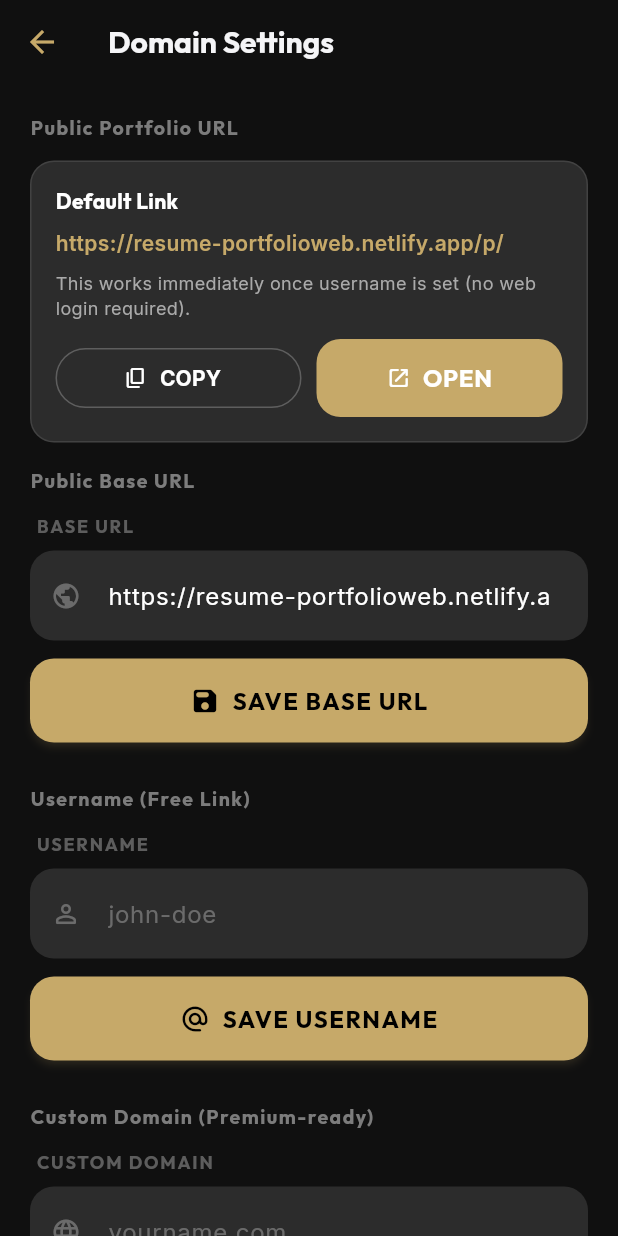
After one commit to Saikumar9342/Portfolio_mobile, a Flutter app: the DomainSettingsScreen screen opened directly, on a phone screen of 412 x 824 dp. The commit adds this screen. Run offline on Flutter 3.47's test engine with Material 3 defaults, Android fonts, the phone set to English and light mode, and no system bars; our stand-ins replace cloud_firestore, file_picker, firebase_auth, firebase_core, flutter_svg, google_fonts and 3 more; missing offline and left inert: cloudinary_public, syncfusion_flutter_pdf, translator; accounts and stored records are empty.

Commit message:
Introduce Firestore service for managing portfolio data and user settings, alongside new home, profile, and domain settings screens.

```diff
--- /dev/null
+++ b/lib/screens/domain_settings_screen.dart
@@ -0,0 +1,420 @@
+import 'package:cloud_firestore/cloud_firestore.dart';
+import 'package:flutter/material.dart';
+import 'package:flutter/services.dart';
+import 'package:google_fonts/google_fonts.dart';
+import 'package:url_launcher/url_launcher.dart';
+import '../services/firestore_service.dart';
+import '../theme/app_theme.dart';
+import '../widgets/action_dialog.dart';
+import '../widgets/custom_text_field.dart';
+import '../widgets/primary_button.dart';
+
+class DomainSettingsScreen extends StatefulWidget {
+  const DomainSettingsScreen({super.key});
+
+  @override
+  State<DomainSettingsScreen> createState() => _DomainSettingsScreenState();
+}
+
+class _DomainSettingsScreenState extends State<DomainSettingsScreen> {
+  final FirestoreService _service = FirestoreService();
+  final TextEditingController _usernameController = TextEditingController();
+  final TextEditingController _domainController = TextEditingController();
+  final TextEditingController _baseUrlController = TextEditingController();
+  bool _isSavingUsername = false;
+  bool _isSavingDomain = false;
+  bool _isSavingBaseUrl = false;
+
+  @override
+  void dispose() {
+    _usernameController.dispose();
+    _domainController.dispose();
+    _baseUrlController.dispose();
+    super.dispose();
+  }
+
+  Future<void> _copyToClipboard(String value) async {
+    await Clipboard.setData(ClipboardData(text: value));
+    if (!mounted) return;
+    ScaffoldMessenger.of(context).showSnackBar(
+      const SnackBar(content: Text("Copied to clipboard")),
+    );
+  }
+
+  Future<void> _openLink(String value) async {
+    final uri = Uri.parse(value);
+    if (await canLaunchUrl(uri)) {
+      await launchUrl(uri, mode: LaunchMode.externalApplication);
+    }
+  }
+
+  String _buildPublicLink({
+    required String baseUrl,
+    required String uid,
+    String? username,
+  }) {
+    final base = baseUrl.trim().replaceAll(RegExp(r'/$'), '');
+    if (username != null && username.trim().isNotEmpty) {
+      return '$base/u/${username.trim().toLowerCase()}';
+    }
+    return '$base/p/$uid';
+  }
+
+  @override
+  Widget build(BuildContext context) {
+    return Scaffold(
+      backgroundColor: AppTheme.scaffoldBackgroundColor,
+      appBar: AppBar(
+        backgroundColor: AppTheme.scaffoldBackgroundColor,
+        surfaceTintColor: Colors.transparent,
+        title: Text(
+          "Domain Settings",
+          style: GoogleFonts.outfit(fontWeight: FontWeight.bold),
+        ),
+      ),
+      body: StreamBuilder<DocumentSnapshot<Map<String, dynamic>>>(
+        stream: _service.streamCurrentUserProfile(),
+        builder: (ctx, snapshot) {
+          if (!snapshot.hasData) {
+            return const Center(
+              child: CircularProgressIndicator(color: AppTheme.primaryColor),
+            );
+          }
+
+          final data = snapshot.data!.data() ?? <String, dynamic>{};
+          final uid = (data['uid'] as String?) ?? '';
+          final username = (data['username'] as String?) ?? '';
+          final customDomain = (data['customDomain'] as String?) ?? '';
+          final baseUrl = (data['publicBaseUrl'] as String?) ??
+              "https://resume-portfolioweb.netlify.app";
+
+          if (_usernameController.text.isEmpty && username.isNotEmpty) {
+            _usernameController.text = username;
+          }
+          if (_domainController.text.isEmpty && customDomain.isNotEmpty) {
+            _domainController.text = customDomain;
+          }
+          if (_baseUrlController.text.isEmpty) {
+            _baseUrlController.text = baseUrl;
+          }
+
+          final publicLink = _buildPublicLink(
+            baseUrl: baseUrl,
+            uid: uid,
+            username: username,
+          );
+          final customLink = customDomain.isNotEmpty ? 'https://$customDomain' : '';
+
+          return ListView(
+            padding: const EdgeInsets.all(20),
+            children: [
+              _sectionTitle("Public Portfolio URL"),
+              const SizedBox(height: 12),
+              _linkCard(
+                title: "Default Link",
+                value: publicLink,
+                subtitle:
+                    "This works immediately once username is set (no web login required).",
+              ),
+              const SizedBox(height: 16),
+              _sectionTitle("Public Base URL"),
+              const SizedBox(height: 12),
+              CustomTextField(
+                label: "BASE URL",
+                controller: _baseUrlController,
+                hint: "https://resume-portfolioweb.netlify.app",
+                prefixIcon: Icons.public_rounded,
+              ),
+              const SizedBox(height: 12),
+              PrimaryButton(
+                text: "SAVE BASE URL",
+                icon: Icons.save_rounded,
+                onPressed: _isSavingBaseUrl
+                    ? () {}
+                    : () async {
+                        final value = _baseUrlController.text.trim();
+                        if (value.isEmpty) return;
+                        setState(() => _isSavingBaseUrl = true);
+                        try {
+                          await _service.setPublicBaseUrl(value);
+                          if (!mounted) return;
+                          ActionDialog.show(
+                            this.context,
+                            title: "Saved",
+                            message: "Base URL updated successfully.",
+                            onConfirm: () {},
+                          );
+                        } catch (e) {
+                          if (!mounted) return;
+                          ActionDialog.show(
+                            this.context,
+                            title: "Update Failed",
+                            message: e.toString(),
+                            type: ActionDialogType.danger,
+                            onConfirm: () {},
+                          );
+                        } finally {
+                          if (mounted) {
+                            setState(() => _isSavingBaseUrl = false);
+                          }
+                        }
+                      },
+                isLoading: _isSavingBaseUrl,
+              ),
+              const SizedBox(height: 28),
+              _sectionTitle("Username (Free Link)"),
+              const SizedBox(height: 12),
+              CustomTextField(
+                label: "USERNAME",
+                controller: _usernameController,
+                hint: "john-doe",
+                prefixIcon: Icons.person_outline_rounded,
+              ),
+              const SizedBox(height: 12),
+              PrimaryButton(
+                text: "SAVE USERNAME",
+                icon: Icons.alternate_email_rounded,
+                onPressed: _isSavingUsername
+                    ? () {}
+                    : () async {
+                        final value = _usernameController.text.trim();
+                        if (value.isEmpty) return;
+                        setState(() => _isSavingUsername = true);
+                        try {
+                          await _service.setUsername(value);
+                          if (!mounted) return;
+                          ActionDialog.show(
+                            this.context,
+                            title: "Saved",
+                            message: "Username updated successfully.",
+                            onConfirm: () {},
+                          );
+                        } catch (e) {
+                          if (!mounted) return;
+                          ActionDialog.show(
+                            this.context,
+                            title: "Username Error",
+                            message: e.toString(),
+                            type: ActionDialogType.danger,
+                            onConfirm: () {},
+                          );
+                        } finally {
+                          if (mounted) {
+                            setState(() => _isSavingUsername = false);
+                          }
+                        }
+                      },
+                isLoading: _isSavingUsername,
+              ),
+              const SizedBox(height: 28),
+              _sectionTitle("Custom Domain (Premium-ready)"),
+              const SizedBox(height: 12),
+              CustomTextField(
+                label: "CUSTOM DOMAIN",
+                controller: _domainController,
+                hint: "yourname.com",
+                prefixIcon: Icons.language_rounded,
+              ),
+              const SizedBox(height: 12),
+              PrimaryButton(
+                text: customDomain.isEmpty
+                    ? "CONNECT DOMAIN"
+                    : "UPDATE DOMAIN",
+                icon: Icons.link_rounded,
+                onPressed: _isSavingDomain
+                    ? () {}
+                    : () async {
+                        final value = _domainController.text.trim();
+                        if (value.isEmpty) return;
+                        setState(() => _isSavingDomain = true);
+                        try {
+                          await _service.setCustomDomain(value);
+                          if (!mounted) return;
+                          ActionDialog.show(
+                            this.context,
+                            title: "Domain Connected",
+                            message:
+                                "Domain mapping is saved. Add DNS records in your registrar so traffic reaches this app.",
+                            onConfirm: () {},
+                          );
+                        } catch (e) {
+                          if (!mounted) return;
+                          ActionDialog.show(
+                            this.context,
+                            title: "Domain Error",
+                            message: e.toString(),
+                            type: ActionDialogType.danger,
+                            onConfirm: () {},
+                          );
+                        } finally {
+                          if (mounted) {
+                            setState(() => _isSavingDomain = false);
+                          }
+                        }
+                      },
+                isLoading: _isSavingDomain,
+              ),
+              if (customDomain.isNotEmpty) ...[
+                const SizedBox(height: 10),
+                OutlinedButton.icon(
+                  onPressed: () async {
+                    final confirm = await ActionDialog.show(
+                      this.context,
+                      title: "Remove Domain",
+                      message: "Disconnect $customDomain from this portfolio?",
+                      confirmLabel: "REMOVE",
+                      type: ActionDialogType.warning,
+                      onConfirm: () {},
+                    );
+                    if (confirm != true) return;
+
+                    setState(() => _isSavingDomain = true);
+                    try {
+                      await _service.removeCustomDomain();
+                    } finally {
+                      if (mounted) {
+                        setState(() => _isSavingDomain = false);
+                      }
+                    }
+                  },
+                  icon: const Icon(Icons.link_off_rounded),
+                  label: const Text("REMOVE DOMAIN"),
+                  style: OutlinedButton.styleFrom(
+                    foregroundColor: AppTheme.errorColor,
+                    side: BorderSide(
+                        color: AppTheme.errorColor.withValues(alpha: 0.5)),
+                    minimumSize: const Size.fromHeight(48),
+                  ),
+                ),
+              ],
+              const SizedBox(height: 20),
+              Container(
+                padding: const EdgeInsets.all(16),
+                decoration: BoxDecoration(
+                  color: AppTheme.inputFillColor,
+                  borderRadius: BorderRadius.circular(16),
+                  border: Border.all(color: Colors.white10),
+                ),
+                child: Column(
+                  crossAxisAlignment: CrossAxisAlignment.start,
+                  children: [
+                    Text(
+                      "DNS Setup Notes",
+                      style: GoogleFonts.outfit(
+                        fontSize: 14,
+                        fontWeight: FontWeight.w700,
+                        color: Colors.white,
+                      ),
+                    ),
+                    const SizedBox(height: 8),
+                    Text(
+                      "1. In your domain registrar, point your domain to Netlify.\n"
+                      "2. Add this custom domain in your Netlify site settings.\n"
+                      "3. After DNS propagation, your domain will open this portfolio.",
+                      style: GoogleFonts.inter(
+                        fontSize: 12,
+                        color: AppTheme.textSecondary,
+                        height: 1.5,
+                      ),
+                    ),
+                  ],
+                ),
+              ),
+              const SizedBox(height: 24),
+              if (customLink.isNotEmpty)
+                _linkCard(
+                  title: "Custom Domain Link",
+                  value: customLink,
+                  subtitle: "Use this as your premium public URL.",
+                ),
+              const SizedBox(height: 80),
+            ],
+          );
+        },
+      ),
+    );
+  }
+
+  Widget _sectionTitle(String title) {
+    return Text(
+      title,
+      style: GoogleFonts.outfit(
+        fontSize: 13,
+        color: AppTheme.textSecondary.withValues(alpha: 0.7),
+        letterSpacing: 1,
+        fontWeight: FontWeight.w700,
+      ),
+    );
+  }
+
+  Widget _linkCard({
+    required String title,
+    required String value,
+    required String subtitle,
+  }) {
+    return Container(
+      padding: const EdgeInsets.all(16),
+      decoration: BoxDecoration(
+        color: AppTheme.inputFillColor,
+        borderRadius: BorderRadius.circular(16),
+        border: Border.all(color: Colors.white10),
+      ),
+      child: Column(
+        crossAxisAlignment: CrossAxisAlignment.start,
+        children: [
+          Text(
+            title,
+            style: GoogleFonts.outfit(
+              fontWeight: FontWeight.w700,
+              color: Colors.white,
+            ),
+          ),
+          const SizedBox(height: 8),
+          SelectableText(
+            value,
+            style: GoogleFonts.inter(
+              color: AppTheme.primaryColor,
+              fontWeight: FontWeight.w600,
+            ),
+          ),
+          const SizedBox(height: 8),
+          Text(
+            subtitle,
+            style: GoogleFonts.inter(
+              fontSize: 12,
+              color: AppTheme.textSecondary,
+            ),
+          ),
+          const SizedBox(height: 12),
+          Row(
+            children: [
+              Expanded(
+                child: OutlinedButton.icon(
+                  onPressed: () => _copyToClipboard(value),
+                  icon: const Icon(Icons.copy_rounded, size: 16),
+                  label: const Text("COPY"),
+                  style: OutlinedButton.styleFrom(
+                    foregroundColor: Colors.white,
+                    side: const BorderSide(color: Colors.white24),
+                  ),
+                ),
+              ),
+              const SizedBox(width: 10),
+              Expanded(
+                child: ElevatedButton.icon(
+                  onPressed: () => _openLink(value),
+                  icon: const Icon(Icons.open_in_new_rounded, size: 16),
+                  label: const Text("OPEN"),
+                  style: ElevatedButton.styleFrom(
+                    backgroundColor: AppTheme.primaryColor,
+                    foregroundColor: Colors.white,
+                  ),
+                ),
+              ),
+            ],
+          )
+        ],
+      ),
+    );
+  }
+}
--- a/lib/screens/home_screen.dart
+++ b/lib/screens/home_screen.dart
@@ -31,6 +31,7 @@ class _HomeScreenState extends State<HomeScreen> {
   void initState() {
     super.initState();
     _scrollController.addListener(_onScroll);
+    _service.ensureUserProfile();
   }
 
   @override
--- a/lib/services/firestore_service.dart
+++ b/lib/services/firestore_service.dart
@@ -4,6 +4,8 @@ import 'package:cloud_firestore/cloud_firestore.dart';
 class FirestoreService {
   final FirebaseFirestore _db = FirebaseFirestore.instance;
   static const String _adminEmail = "pasumarthisaikumar6266@gmail.com";
+  static const String _defaultPublicBaseUrl =
+      "https://resume-portfolioweb.netlify.app";
 
   // --- Language Support ---
 
@@ -177,4 +179,214 @@ class FirestoreService {
   Future<void> deleteProject(String id, {String? languageCode}) {
     return _getProjectsCollection(languageCode: languageCode).doc(id).delete();
   }
+
+  // --- Public URL & Domain Settings ---
+
+  String? get _currentUid => FirebaseAuth.instance.currentUser?.uid;
+
+  DocumentReference<Map<String, dynamic>> get _currentUserDoc {
+    final uid = _currentUid;
+    if (uid == null) {
+      throw StateError("User must be signed in.");
+    }
+    return _db.collection('users').doc(uid);
+  }
+
+  String _normalizeUsername(String value) {
+    final raw = value.trim().toLowerCase();
+    final normalized = raw.replaceAll(RegExp(r'[^a-z0-9-]'), '-');
+    return normalized
+        .replaceAll(RegExp(r'-{2,}'), '-')
+        .replaceAll(RegExp(r'^-+|-+$'), '');
+  }
+
+  String _normalizeDomain(String value) {
+    var raw = value.trim().toLowerCase();
+    raw = raw.replaceFirst(RegExp(r'^https?://'), '');
+    raw = raw.replaceFirst(RegExp(r'^www\.'), '');
+    if (raw.contains('/')) {
+      raw = raw.split('/').first;
+    }
+    return raw;
+  }
+
+  bool _isValidUsername(String username) {
+    final valid = RegExp(r'^[a-z0-9](?:[a-z0-9-]{1,28}[a-z0-9])?$');
+    return valid.hasMatch(username);
+  }
+
+  bool _isValidDomain(String domain) {
+    final valid = RegExp(r'^(?:[a-z0-9](?:[a-z0-9-]{0,61}[a-z0-9])?\.)+[a-z]{2,}$');
+    return valid.hasMatch(domain);
+  }
+
+  Stream<DocumentSnapshot<Map<String, dynamic>>> streamCurrentUserProfile() {
+    return _currentUserDoc.snapshots();
+  }
+
+  Future<void> ensureUserProfile({String? baseUrl}) async {
+    final user = FirebaseAuth.instance.currentUser;
+    if (user == null) return;
+
+    await _currentUserDoc.set({
+      'uid': user.uid,
+      'email': user.email,
+      'displayName': user.displayName ?? '',
+      'publicBaseUrl': (baseUrl ?? _defaultPublicBaseUrl).trim(),
+      'updatedAt': FieldValue.serverTimestamp(),
+    }, SetOptions(merge: true));
+  }
+
+  Future<void> setPublicBaseUrl(String baseUrl) async {
+    final normalized = baseUrl.trim();
+    if (normalized.isEmpty) {
+      throw Exception("Base URL cannot be empty.");
+    }
+
+    await _currentUserDoc.set({
+      'publicBaseUrl': normalized,
+      'updatedAt': FieldValue.serverTimestamp(),
+    }, SetOptions(merge: true));
+  }
+
+  Future<void> setUsername(String input) async {
+    final uid = _currentUid;
+    if (uid == null) throw Exception("Please sign in again.");
+
+    final username = _normalizeUsername(input);
+    if (!_isValidUsername(username)) {
+      throw Exception(
+          "Username must be 3-30 chars and use only a-z, 0-9, hyphen.");
+    }
+
+    final userRef = _db.collection('users').doc(uid);
+    final newUsernameRef = _db.collection('usernames').doc(username);
+
+    await _db.runTransaction((tx) async {
+      final userSnap = await tx.get(userRef);
+      final oldUsername = (userSnap.data()?['username'] as String?)
+          ?.trim()
+          .toLowerCase();
+
+      final usernameSnap = await tx.get(newUsernameRef);
+      if (usernameSnap.exists) {
+        final ownerId = usernameSnap.data()?['userId'];
+        if (ownerId != uid) {
+          throw Exception("Username is already taken.");
+        }
+      }
+
+      tx.set(newUsernameRef, {
+        'userId': uid,
+        'username': username,
+        'active': true,
+        'updatedAt': FieldValue.serverTimestamp(),
+        'createdAt': FieldValue.serverTimestamp(),
+      }, SetOptions(merge: true));
+
+      if (oldUsername != null &&
+          oldUsername.isNotEmpty &&
+          oldUsername != username) {
+        final oldRef = _db.collection('usernames').doc(oldUsername);
+        final oldSnap = await tx.get(oldRef);
+        if (oldSnap.exists && oldSnap.data()?['userId'] == uid) {
+          tx.delete(oldRef);
+        }
+      }
+
+      tx.set(userRef, {
+        'username': username,
+        'updatedAt': FieldValue.serverTimestamp(),
+      }, SetOptions(merge: true));
+
+      final existingDomain = (userSnap.data()?['customDomain'] as String?)
+          ?.trim()
+          .toLowerCase();
+      if (existingDomain != null && existingDomain.isNotEmpty) {
+        tx.set(_db.collection('domain_mappings').doc(existingDomain), {
+          'userId': uid,
+          'username': username,
+          'active': true,
+          'updatedAt': FieldValue.serverTimestamp(),
+          'createdAt': FieldValue.serverTimestamp(),
+        }, SetOptions(merge: true));
+      }
+    });
+  }
+
+  Future<void> setCustomDomain(String input) async {
+    final uid = _currentUid;
+    if (uid == null) throw Exception("Please sign in again.");
+
+    final domain = _normalizeDomain(input);
+    if (!_isValidDomain(domain)) {
+      throw Exception("Enter a valid domain like yourname.com");
+    }
+
+    final userRef = _db.collection('users').doc(uid);
+    final newDomainRef = _db.collection('domain_mappings').doc(domain);
+
+    await _db.runTransaction((tx) async {
+      final userSnap = await tx.get(userRef);
+      final oldDomain = (userSnap.data()?['customDomain'] as String?)
+          ?.trim()
+          .toLowerCase();
+      final username =
+          (userSnap.data()?['username'] as String?)?.trim().toLowerCase();
+
+      final domainSnap = await tx.get(newDomainRef);
+      if (domainSnap.exists) {
+        final ownerId = domainSnap.data()?['userId'];
+        if (ownerId != uid) {
+          throw Exception("Domain is already connected to another account.");
+        }
+      }
+
+      tx.set(newDomainRef, {
+        'userId': uid,
+        'username': username ?? '',
+        'active': true,
+        'updatedAt': FieldValue.serverTimestamp(),
+        'createdAt': FieldValue.serverTimestamp(),
+      }, SetOptions(merge: true));
+
+      if (oldDomain != null && oldDomain.isNotEmpty && oldDomain != domain) {
+        final oldDomainRef = _db.collection('domain_mappings').doc(oldDomain);
+        final oldDomainSnap = await tx.get(oldDomainRef);
+        if (oldDomainSnap.exists && oldDomainSnap.data()?['userId'] == uid) {
+          tx.delete(oldDomainRef);
+        }
+      }
+
+      tx.set(userRef, {
+        'customDomain': domain,
+        'updatedAt': FieldValue.serverTimestamp(),
+      }, SetOptions(merge: true));
+    });
+  }
+
+  Future<void> removeCustomDomain() async {
+    final uid = _currentUid;
+    if (uid == null) throw Exception("Please sign in again.");
+
+    final userRef = _db.collection('users').doc(uid);
+    await _db.runTransaction((tx) async {
+      final userSnap = await tx.get(userRef);
+      final oldDomain = (userSnap.data()?['customDomain'] as String?)
+          ?.trim()
+          .toLowerCase();
+      if (oldDomain != null && oldDomain.isNotEmpty) {
+        final mappingRef = _db.collection('domain_mappings').doc(oldDomain);
+        final mappingSnap = await tx.get(mappingRef);
+        if (mappingSnap.exists && mappingSnap.data()?['userId'] == uid) {
+          tx.delete(mappingRef);
+        }
+      }
+
+      tx.set(userRef, {
+        'customDomain': FieldValue.delete(),
+        'updatedAt': FieldValue.serverTimestamp(),
+      }, SetOptions(merge: true));
+    });
+  }
 }
```
Also changed, not shown: lib/screens/profile_screen.dart (+13 -0 lines).
